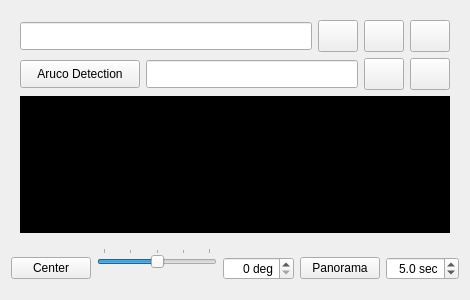
First picture: the form in rover_gui/ui/ui/VideoPlayer.ui, repository robotique-udes/rover, before the edit.
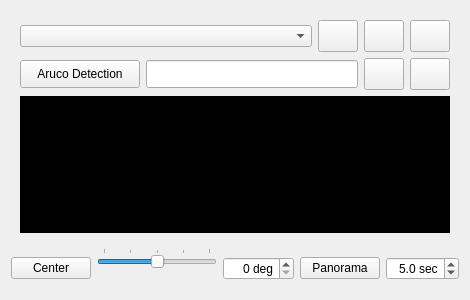
Second picture: the form after the edit. Icons and pictures are not drawn.

Commit message: added drop down menu to choose cam

What changed in the file:
```diff
--- a/rover_gui/ui/ui/VideoPlayer.ui
+++ b/rover_gui/ui/ui/VideoPlayer.ui
@@ -36,23 +36,7 @@
           <enum>QLayout::SetDefaultConstraint</enum>
          </property>
          <item>
-          <widget class="QLineEdit" name="rtspTextBox">
-           <property name="sizePolicy">
-            <sizepolicy hsizetype="Expanding" vsizetype="Fixed">
-             <horstretch>1</horstretch>
-             <verstretch>0</verstretch>
-            </sizepolicy>
-           </property>
-           <property name="minimumSize">
-            <size>
-             <width>0</width>
-             <height>28</height>
-            </size>
-           </property>
-           <property name="readOnly">
-            <bool>false</bool>
-           </property>
-          </widget>
+          <widget class="QComboBox" name="rtspComboBox"/>
          </item>
          <item>
           <widget class="QPushButton" name="toggleViewButton">
```
The commit also changes 2 other files.
